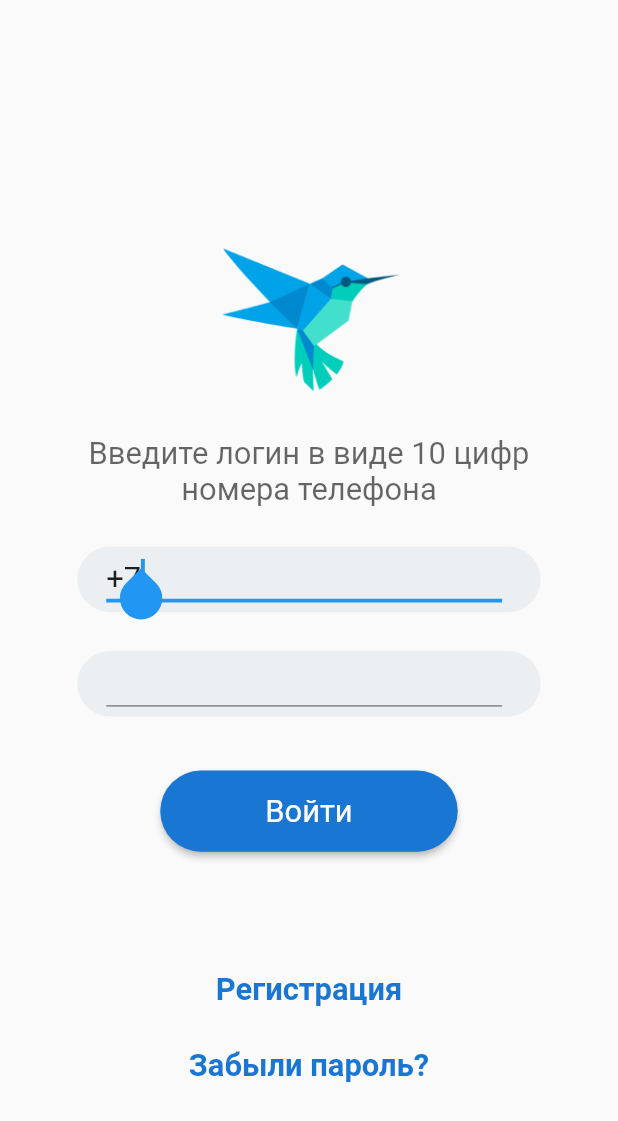
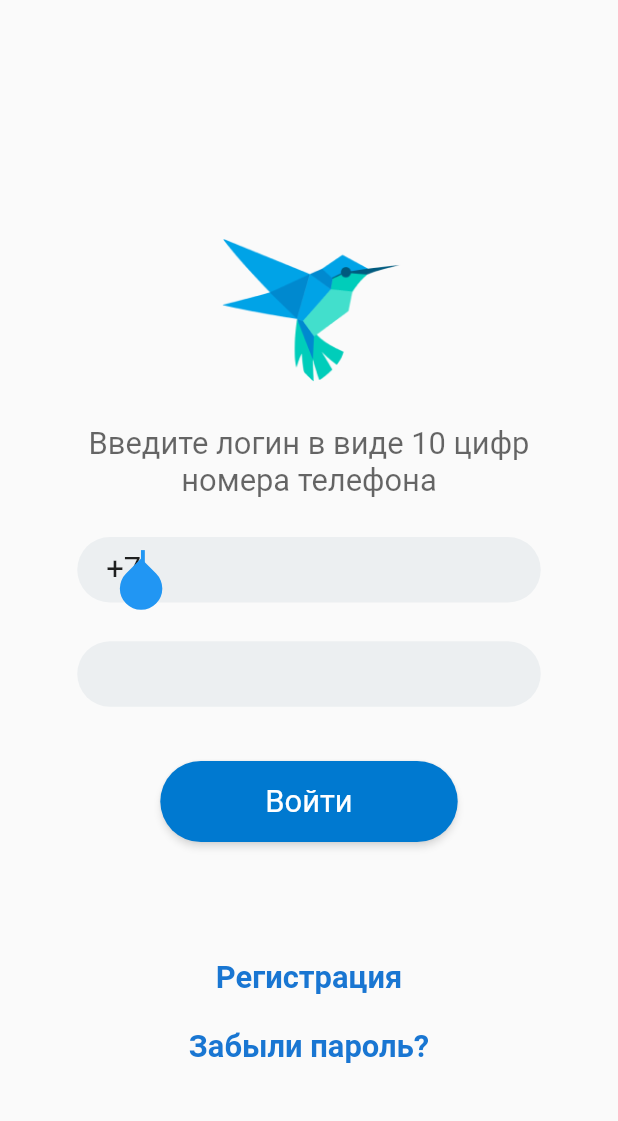
Before and after one commit to Alexqwesa/test_task_pizza_shop_project, a Flutter app: the screen it shows after launch, on a phone screen of 412 x 824 dp. Shown: the top 1121 px of the screen. Run offline on Flutter 3.47's test engine with Material 2 defaults, Android fonts, the phone set to English and light mode, and no system bars.

Commit message:
login screen delete underline in textField, use TextButtons instead of InkWells, and remove shadow

```diff
--- a/lib/login_screen.dart
+++ b/lib/login_screen.dart
@@ -22,7 +22,7 @@ class _LoginScreenState extends State<LoginScreen> {
               height: 590,
               width: 320,
               child: Padding(
-                padding: const EdgeInsets.fromLTRB(40, 100, 40, 0),
+                padding: const EdgeInsets.fromLTRB(40, 95, 40, 0),
                 child: Column(
                   children: [
                     SizedBox(
@@ -122,11 +122,12 @@ class _LoginScreenState extends State<LoginScreen> {
                       ),
                     ),
                     const SizedBox(
-                      height: 62,
+                      height: 52,
                     ),
-                    Center(
-                      child: InkWell(
-                        onTap: () {},
+                    SizedBox(
+                      height: 36,
+                      child: TextButton(
+                        onPressed: () {},
                         child: Text(
                           'Регистрация',
                           style: TextStyle(
@@ -137,12 +138,10 @@ class _LoginScreenState extends State<LoginScreen> {
                         ),
                       ),
                     ),
-                    const SizedBox(
-                      height: 20,
-                    ),
-                    Center(
-                      child: InkWell(
-                        onTap: () {},
+                    SizedBox(
+                      height: 36,
+                      child: TextButton(
+                        onPressed: () {},
                         child: Text(
                           'Забыли пароль?',
                           style: TextStyle(
--- a/lib/main.dart
+++ b/lib/main.dart
@@ -31,9 +31,15 @@ class MyApp extends StatelessWidget {
           bodyText2: TextStyle(fontFamily: 'Roboto', fontSize: 16),
           bodyText1: TextStyle(fontFamily: 'Roboto', fontSize: 16),
         ),
+        inputDecorationTheme: const InputDecorationTheme(
+          border: UnderlineInputBorder(
+            borderSide: BorderSide(style: BorderStyle.none, width: 0),
+          ),
+        ),
         elevatedButtonTheme: ElevatedButtonThemeData(
           style: TextButton.styleFrom(
-            backgroundColor: Colors.blue[700],
+            backgroundColor: const Color(0xff0079D0), // Colors.blue[700],
+            shadowColor: Colors.white,
             textStyle: const TextStyle(fontFamily: 'Roboto', fontSize: 16),
           ),
         ),
```
